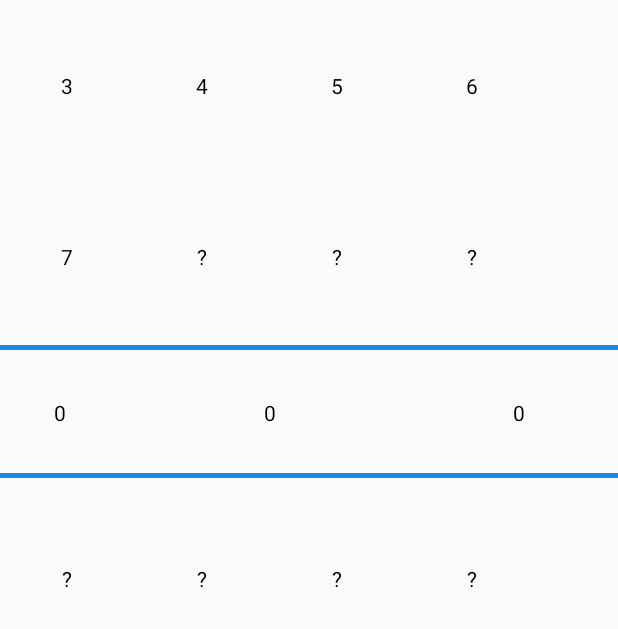
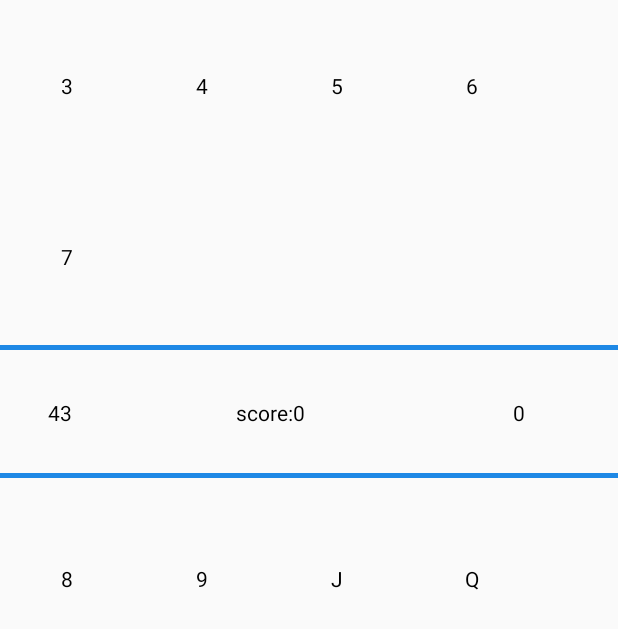
Before and after one commit to rainf0rest/fishing_card, an Android app: the GameActivity screen opened directly, with no data from a screen before it, on a phone screen of 412 x 824 dp. Shown: the top 629 px of the screen. Run offline under Robolectric (Android 15) with nearby library versions, the phone set to English and light mode, and no system bars.

Commit message:
poker point fiction

```diff
--- a/app/src/main/java/com/example/rain/fishingcard/GameActivity.java
+++ b/app/src/main/java/com/example/rain/fishingcard/GameActivity.java
@@ -10,8 +10,9 @@ import android.widget.TextView;
  */
 public class GameActivity extends Activity{
 
-    TextView fish1, fish2, fish3, fish4, fish5;
-
+    TextView fish1, fish2, fish3, fish4, fish5, fish6, fish7, fish8,
+            rod1, rod2, rod3, rod4, scoreText, cardLaveText, comboText;
+    int combo = 0, score = 0;
     Poker gamePoker = new Poker();
 
     @Override
@@ -24,6 +25,16 @@ public class GameActivity extends Activity{
         fish3 = (TextView) findViewById(R.id.fish3);
         fish4 = (TextView) findViewById(R.id.fish4);
         fish5 = (TextView) findViewById(R.id.fish5);
+        fish6 = (TextView) findViewById(R.id.fish6);
+        fish7 = (TextView) findViewById(R.id.fish7);
+        fish8 = (TextView) findViewById(R.id.fish8);
+        rod1 = (TextView) findViewById(R.id.rod1);
+        rod2 = (TextView) findViewById(R.id.rod2);
+        rod3 = (TextView) findViewById(R.id.rod3);
+        rod4 = (TextView) findViewById(R.id.rod4);
+        scoreText = (TextView) findViewById(R.id.score);
+        cardLaveText = (TextView) findViewById(R.id.cardLave);
+        comboText = (TextView) findViewById(R.id.combo);
 
         init();
 
@@ -35,14 +46,69 @@ public class GameActivity extends Activity{
         fish3.setText("" + getAPoint());
         fish4.setText("" + getAPoint());
         fish5.setText("" + getAPoint());
+        fish6.setVisibility(View.INVISIBLE);
+        fish7.setVisibility(View.INVISIBLE);
+        fish8.setVisibility(View.INVISIBLE);
+        rod1.setText("" + getAPoint());
+        rod2.setText("" + getAPoint());
+        rod3.setText("" + getAPoint());
+        rod4.setText("" + getAPoint());
+        scoreText.setText("score:" + score);
+        cardLaveText.setText("" + gamePoker.getLave());
+        comboText.setText("" + combo);
+
         /*rod1.setText("" + getAPoint());
         rod2.setText("" + getAPoint());
         rod3.setText("" + getAPoint());*/
     }
 
-    int getAPoint() {
+    String getAPoint() {
         Card card = gamePoker.getACacd();
-        return card.getPoint();
+        int point = card.getPoint();
+        String s = "A";
+        if(point >= 1 && point <= 9) {
+            s =  "" + point++;
+        }
+        else {
+            switch (point) {
+                case 0:
+                    s = "A";
+                    break;
+                case 10:
+                    s = "J";
+                    break;
+                case 11:
+                    s = "Q";
+                    break;
+                case 12:
+                    s = "K";
+                    break;
+                default:
+                    break;
+            }
+        }
+        return s;
     }
 
+    int getNumber(String s) {
+        int i;
+        switch(s) {
+            case "A":
+                i = 1;
+                break;
+            case "J":
+                i = 11;
+                break;
+            case "Q":
+                i = 12;
+                break;
+            case "K":
+                i = 13;
+                break;
+            default:
+                i = Integer.parseInt(s);
+                break;
+        }
+        return i;
+    }
 }
```
